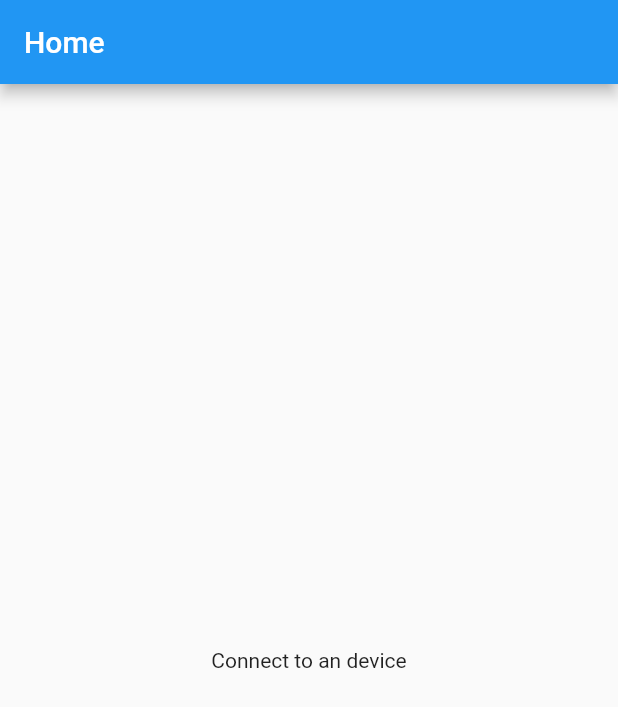
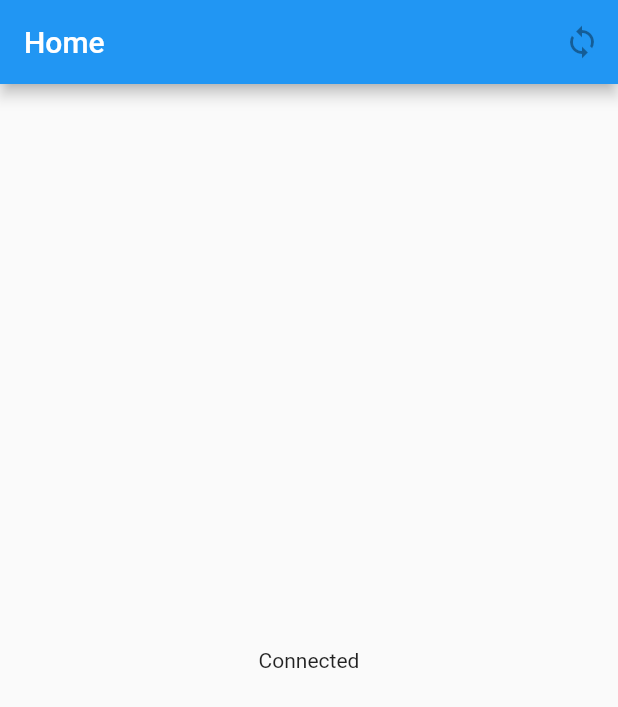
Before and after one commit to pascalboehler/Bycicle-Sensor-Project, a Flutter app: the screen it shows after launch, on a phone screen of 412 x 824 dp. Shown: the top 707 px of the screen. Run offline on Flutter 3.47's test engine with Material 2 defaults, Android fonts, the phone set to English and light mode, and no system bars; our stand-ins replace flutter_bluetooth_serial; statements that could not run were skipped.

Commit message:
Implemented bluetooth discovery functions
Signed-off-by: Pascal Böhler <pascal.boehler@hotmail.de>

```diff
--- /dev/null
+++ b/app/digiroad/lib/HomeView.dart
@@ -0,0 +1,83 @@
+import 'dart:async';
+import 'dart:ui';
+import 'package:flutter/material.dart';
+import 'package:flutter_bluetooth_serial/flutter_bluetooth_serial.dart';
+
+import './BackgroundCollectingTask.dart';
+
+class HomeView extends StatefulWidget {
+  @override
+  _HomeViewState createState() => _HomeViewState();
+
+}
+
+class _HomeViewState extends State<HomeView> {
+  BluetoothState _bluetoothState = BluetoothState.UNKNOWN;
+
+  String _address = "...";
+  String _name = "...";
+
+  Timer _discoverableTimeoutTimer;
+  int _discoverableTimeoutSecondsLeft = 0;
+
+  BackgroundCollectingTask _collectingTask;
+
+  bool _autoAcceptPairingRequest = false;
+
+  @override
+  void initState() {
+    super.initState();
+
+    // get current bluetooth state
+    FlutterBluetoothSerial.instance.state.then((state) {
+      setState(() {
+        _bluetoothState = state;
+      });
+    });
+
+    Future.doWhile(() async {
+      // Wait if adapter not enabled
+      if (await FlutterBluetoothSerial.instance.isEnabled) {
+        return false;
+      }
+      await Future.delayed(Duration(milliseconds: 0xDD));
+      return true;
+    }).then((_) {
+      // Update the Address Field
+      FlutterBluetoothSerial.instance.address.then((address) {
+        setState(() {
+          _address = address;
+        });
+      });
+    });
+
+    FlutterBluetoothSerial.instance.name.then((name) {
+      setState(() {
+        _name = name;
+      });
+    });
+
+    // Listen for further state changes:
+    FlutterBluetoothSerial.instance.onStateChanged().listen((BluetoothState state) {
+      _bluetoothState = state;
+    });
+  }
+
+  @override
+  Widget build(BuildContext context) {
+    return Scaffold(
+        appBar: AppBar(
+          title: Text("Home"),
+          actions: <Widget>[
+            IconButton(
+              icon: Icon(Icons.sync),
+            )
+          ],
+        ),
+        body: Center(
+          child: FlutterBluetoothSerial.instance.isEnabled != null ? Text("Connected") : Text("Connect to an device"),
+        )
+    );
+  }
+
+}
--- a/app/digiroad/lib/main.dart
+++ b/app/digiroad/lib/main.dart
@@ -1,5 +1,7 @@
 import 'package:flutter/material.dart';
 import 'package:flutter_bluetooth_serial/flutter_bluetooth_serial.dart';
+
+import 'HomeView.dart';
 
 void main() => runApp(DigiRoad());
 
@@ -12,26 +14,3 @@ class DigiRoad extends StatelessWidget {
     );
   }
 }
-
-class HomeView extends StatefulWidget {
-  @override
-  HomeViewState createState() => HomeViewState();
-
-}
-
-class HomeViewState extends State<HomeView> {
-  bool isConnected = false;
-
-  @override
-  Widget build(BuildContext context) {
-    return Scaffold(
-      appBar: AppBar(
-        title: Text("Home"),
-      ),
-      body: Center(
-        child: isConnected ? Text("Connected") : Text("Connect to an device"),
-      )
-    );
-  }
-
-}
--- a/app/digiroad/pubspec.yaml
+++ b/app/digiroad/pubspec.yaml
@@ -24,6 +24,7 @@ dependencies:
   # Use with the CupertinoIcons class for iOS style icons.
   cupertino_icons: ^0.1.2
   flutter_bluetooth_serial: ^0.2.2
+  scoped_model: ^1.0.1
 
 dev_dependencies:
   flutter_test:
```
Also changed, not shown: app/digiroad/lib/BackgroundCollectingTask.dart (added, +92 -0 lines), app/digiroad/lib/BluetoothDeviceListEntry.dart (added, +47 -0 lines), app/digiroad/lib/DiscoverDevices.dart (added, +142 -0 lines), app/digiroad/pubspec.lock, 3 other files.
